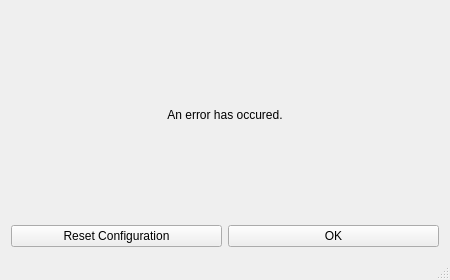
The window that app/src/ErrorWindow/ErrorWindow.ui (emmaexe/ntfyDesktop) describes before a commit, drawn with Qt 5.
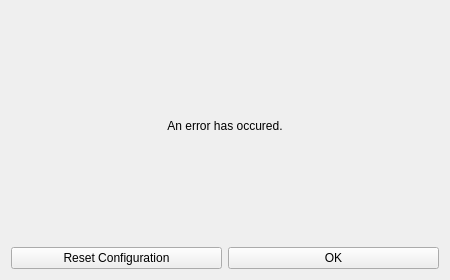
The same window after the commit. Icons and pictures are not drawn.

Commit message: [feat] Get rid of unused ErrorWindow status bar.

```diff
--- a/app/src/ErrorWindow/ErrorWindow.ui
+++ b/app/src/ErrorWindow/ErrorWindow.ui
@@ -85,7 +85,6 @@
     </rect>
    </property>
   </widget>
-  <widget class="QStatusBar" name="statusBar"/>
  </widget>
  <layoutdefault spacing="6" margin="11"/>
  <resources>
```
